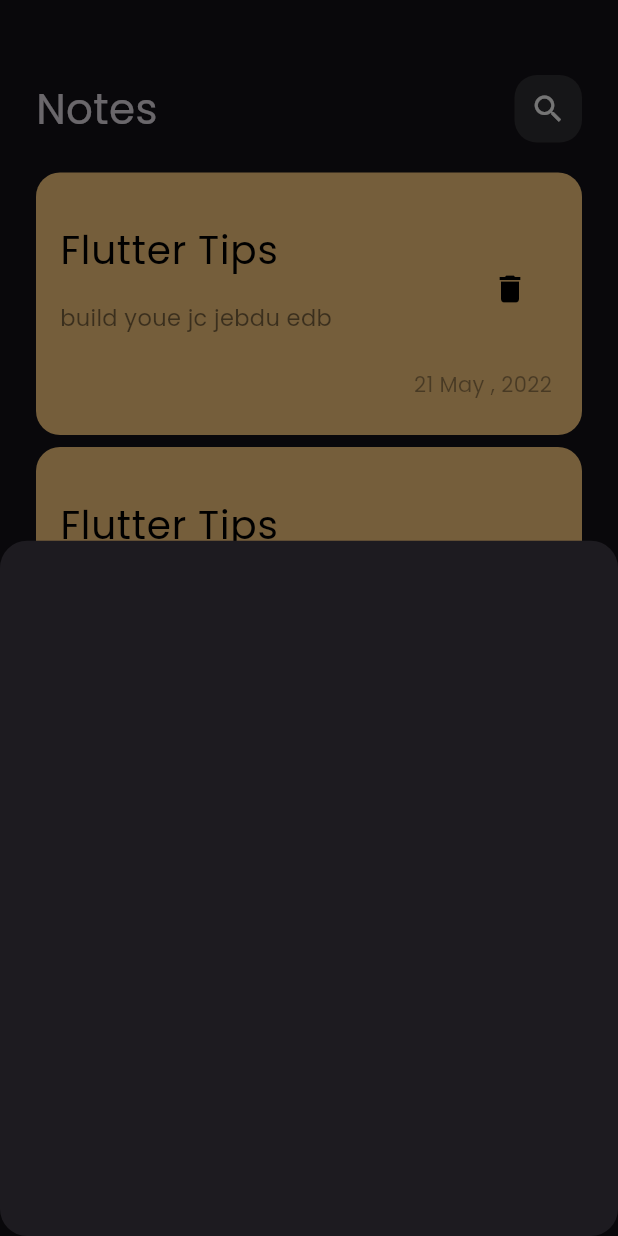
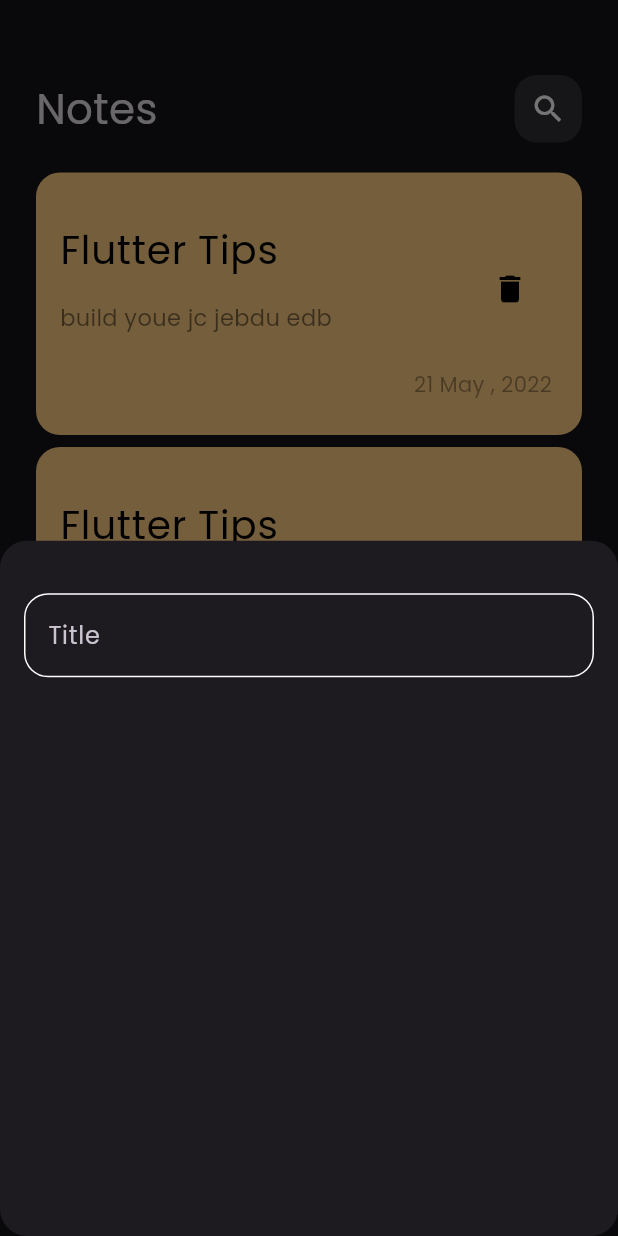
Before and after one commit to abdelrahmanMohamed7193/notes_app, a Flutter app: the screen it shows after launch, after a tap on the "add" icon, on a phone screen of 412 x 824 dp. Run offline on Flutter 3.47's test engine with Material 3 defaults, Android fonts, the phone set to English and light mode, and no system bars.

Commit message:
create custom text field

```diff
--- a/lib/views/notes_view.dart
+++ b/lib/views/notes_view.dart
@@ -1,5 +1,6 @@
 import 'package:flutter/material.dart';
 
+import 'widgets/add note bottom sheet.dart';
 import 'widgets/note_view_body.dart';
 
 class NotesView extends StatelessWidget {
@@ -10,13 +11,15 @@
     return Scaffold(
       floatingActionButton: FloatingActionButton(
         onPressed: () {
-          showModalBottomSheet(context: context, builder: (context){
-            return AddNoteBottomSheet();
-          } ,
+          showModalBottomSheet(
+            context: context,
+            builder: (context) {
+              return AddNoteBottomSheet();
+            },
             shape: RoundedRectangleBorder(
-              borderRadius: BorderRadius.circular(18)
-            ) ,
-          ) ;
+              borderRadius: BorderRadius.circular(18),
+            ),
+          );
         },
         child: Icon(Icons.add),
       ),
@@ -25,13 +28,3 @@
     );
   }
 }
-
-
-class AddNoteBottomSheet extends StatelessWidget {
-  const AddNoteBottomSheet({super.key});
-
-  @override
-  Widget build(BuildContext context) {
-    return Container();
-  }
-}
--- /dev/null
+++ b/lib/views/widgets/add note bottom sheet.dart
@@ -0,0 +1,21 @@
+import 'package:flutter/material.dart';
+
+import 'custom_text_field.dart';
+
+class AddNoteBottomSheet extends StatelessWidget {
+  const AddNoteBottomSheet({super.key});
+
+  @override
+  Widget build(BuildContext context) {
+    return Padding(
+      padding: const EdgeInsets.symmetric(horizontal: 16),
+      child: Column(
+        children: [
+          SizedBox(height: 35,),
+          CustomTextField() ,
+
+        ],
+      ),
+    );
+  }
+}
--- /dev/null
+++ b/lib/views/widgets/constants.dart
@@ -0,0 +1,3 @@
+import 'package:flutter/animation.dart';
+
+Color kPrimaryColor = Color(0xff62FCD7);
--- /dev/null
+++ b/lib/views/widgets/custom_text_field.dart
@@ -0,0 +1,25 @@
+import 'package:flutter/material.dart';
+import 'package:notes1_app/views/widgets/constants.dart';
+
+class CustomTextField extends StatelessWidget {
+  const CustomTextField({super.key});
+
+  @override
+  Widget build(BuildContext context) {
+    return TextField(
+      cursorColor: kPrimaryColor,
+      decoration: InputDecoration(
+        hintText: 'Title',
+        // hintStyle: TextStyle(color: kPrimaryColor),
+        border: buildBorder(),
+        enabledBorder: buildBorder(),
+        focusedBorder: buildBorder(color: kPrimaryColor),
+      ),
+    );
+  }
+
+  OutlineInputBorder buildBorder({Color? color}) => OutlineInputBorder(
+    borderSide: BorderSide(color: color ?? Colors.white),
+    borderRadius: BorderRadius.circular(16),
+  );
+}
```
